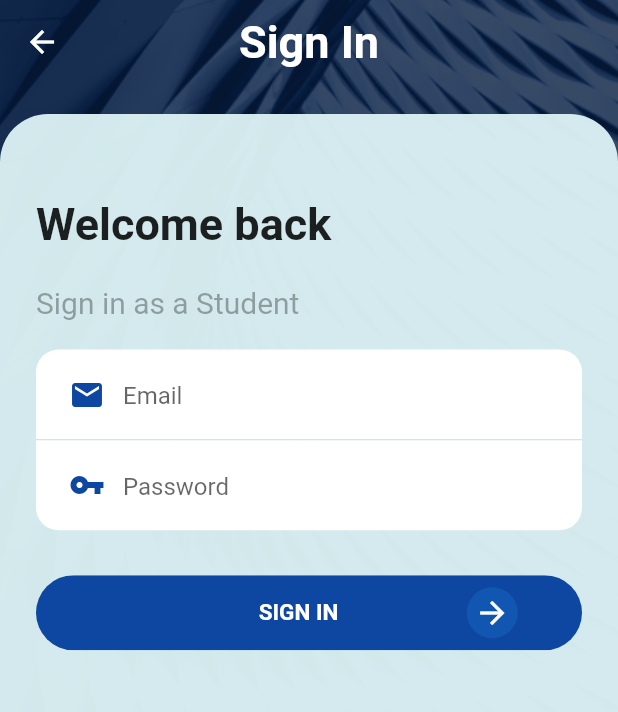
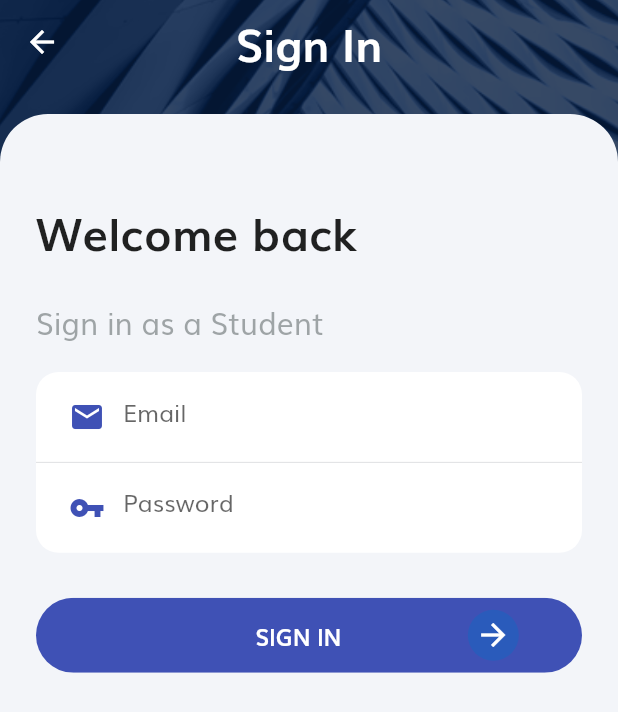
Before and after one commit to gauravsbagul/flutter-stemuli-ui, a Flutter app: the screen it shows after launch, after a tap on "Student", on a phone screen of 412 x 824 dp. Shown: the top 712 px of the screen. Run offline on Flutter 3.47's test engine with Material 2 defaults, Android fonts, the phone set to English and light mode, and no system bars; our stand-ins replace shared_preferences.

Commit message:
Added primary theme Font and color Fixed login to dashboard naviagation

```diff
--- a/lib/main.dart
+++ b/lib/main.dart
@@ -6,6 +6,7 @@ import 'screens/AccountSelection.dart';
 import 'screens/Login.dart';
 import 'screens/dashboard.dart';
 import 'screens/splash.dart';
+import 'style/color.dart';
 
 void main() {
   runApp(MyApp());
@@ -26,8 +27,13 @@ class MyApp extends StatelessWidget {
           debugShowCheckedModeBanner: false,
           title: 'STEMuli',
           theme: ThemeData(
-            primarySwatch: Colors.blue,
+            accentColor: Colors.blueAccent,
             visualDensity: VisualDensity.adaptivePlatformDensity,
+            primaryColor: HexColor('#3F51B5'),
+            fontFamily: 'Muli',
+            iconTheme: new IconThemeData(
+              color: HexColor('#3F51B5'),
+            ),
           ),
           home: Splash(),
           routes: {
--- a/lib/screens/Login.dart
+++ b/lib/screens/Login.dart
@@ -4,6 +4,8 @@ import 'package:flutter/material.dart';
 
 import 'package:STEMuli/widgets/onBoarding/OnBoardingContainer.dart';
 import 'package:provider/provider.dart';
+
+import 'AccountSelection.dart';
 
 class Login extends StatefulWidget {
   static const routeName = '/login';
@@ -15,6 +17,7 @@ class _LoginState extends State<Login> {
   String email = '';
   String password = '';
   bool loader = false;
+  bool _obscureText = false;
 
   void _login() async {
     if (email.trim().isEmpty || password.trim().isEmpty) {
@@ -33,12 +36,22 @@ class _LoginState extends State<Login> {
       setState(() {
         loader = false;
       });
-      Navigator.of(context).pushReplacementNamed(Dashboard.routeName);
+      Navigator.pushNamedAndRemoveUntil(
+        context,
+        Dashboard.routeName,
+        ModalRoute.withName('/'),
+      );
     } else {
       setState(() {
         loader = false;
       });
     }
+  }
+
+  void _toggle() {
+    setState(() {
+      _obscureText = !_obscureText;
+    });
   }
 
   @override
@@ -86,7 +99,7 @@ class _LoginState extends State<Login> {
                 hintText: 'Email',
                 prefixIcon: Icon(
                   Icons.email,
-                  color: Color(0xff0d47a1),
+                  color: Color(0xff3F51B5),
                 ),
               ),
               onChanged: (value) {
@@ -108,12 +121,18 @@ class _LoginState extends State<Login> {
               ),
             ),
             child: TextField(
+              obscureText: _obscureText,
               decoration: const InputDecoration(
+                suffixIconConstraints: BoxConstraints(
+                  minHeight: 32,
+                  minWidth: 32,
+                ),
+                suffixText: "Show",
                 border: InputBorder.none,
                 hintText: 'Password',
                 prefixIcon: Icon(
                   Icons.vpn_key,
-                  color: Color(0xff0d47a1),
+                  color: Color(0xff3F51B5),
                 ),
               ),
               onChanged: (value) {
@@ -131,7 +150,7 @@ class _LoginState extends State<Login> {
               child: Ink(
                 height: 50,
                 decoration: BoxDecoration(
-                  color: Colors.blue[900],
+                  color: Theme.of(context).primaryColor,
                   borderRadius: BorderRadius.circular(25),
                 ),
                 child: Row(
--- a/lib/screens/splash.dart
+++ b/lib/screens/splash.dart
@@ -25,7 +25,7 @@ class _SplashState extends State<Splash> {
         await Provider.of<Auth>(context, listen: false).tyrAutoLogin();
 
     print('isLoggedIn: ${isLoggedIn['isExpire']}');
-    new Future.delayed(const Duration(seconds: 3));
+    new Future.delayed(const Duration(seconds: 5));
     if (isLoggedIn['isExpire']) {
       print('ISLOGGEDIN[ISEXPIRE]: ${isLoggedIn['isExpire']}');
       Navigator.of(context).pushReplacementNamed(Dashboard.routeName);
--- /dev/null
+++ b/lib/style/color.dart
@@ -0,0 +1,13 @@
+import 'package:flutter/material.dart';
+
+class HexColor extends Color {
+  static int _getColorFromHex(String hexColor) {
+    hexColor = hexColor.toUpperCase().replaceAll("#", "");
+    if (hexColor.length == 6) {
+      hexColor = "FF" + hexColor;
+    }
+    return int.parse(hexColor, radix: 16);
+  }
+
+  HexColor(final String hexColor) : super(_getColorFromHex(hexColor));
+}
--- a/lib/widgets/onBoarding/AccountSelectionBox.dart
+++ b/lib/widgets/onBoarding/AccountSelectionBox.dart
@@ -20,7 +20,7 @@ class AccountSelectionBox extends StatelessWidget {
     return Expanded(
       child: InkWell(
         onTap: () =>
-            Navigator.of(context).pushNamed(Login.routeName, arguments: title),
+            Navigator.pushNamed(context, Login.routeName, arguments: title),
         child: Container(
           margin: EdgeInsets.only(top: 20),
           padding: EdgeInsets.all(20),
--- a/lib/widgets/onBoarding/OnBoardingContainer.dart
+++ b/lib/widgets/onBoarding/OnBoardingContainer.dart
@@ -1,4 +1,6 @@
 import 'package:flutter/material.dart';
+
+import 'package:STEMuli/style/color.dart';
 
 class OnBoardingContainer extends StatefulWidget {
   final Widget child;
@@ -48,7 +50,7 @@ class _OnBoardingContainerState extends State<OnBoardingContainer> {
                         topLeft: Radius.circular(32.0),
                         topRight: Radius.circular(32.0),
                       ),
-                      color: Color(0xF2DDF3f5),
+                      color: HexColor('#F3F5F9'),
                     ),
                     child: Container(
                       margin: EdgeInsets.only(top: 32),
```
Also changed, not shown: pubspec.yaml (+8 -6 lines), assets/fonts/Muli-Bold.ttf (added), assets/fonts/Muli-SemiBold.ttf (added), assets/fonts/Muli.ttf (added).
